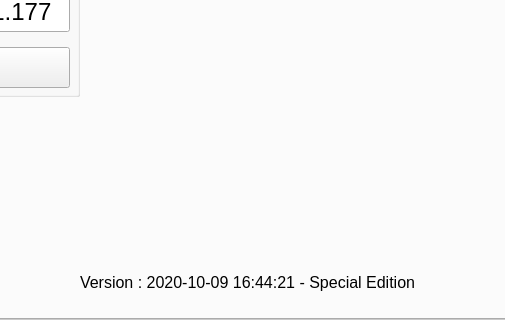
Before: the Qt Designer form dc_motor_pc.ui in ahmetcihan/pendulum_controller, drawn with Qt 5; both pictures show x 172 to 677 and y 160 to 480 of the 800 by 480 pixel window.
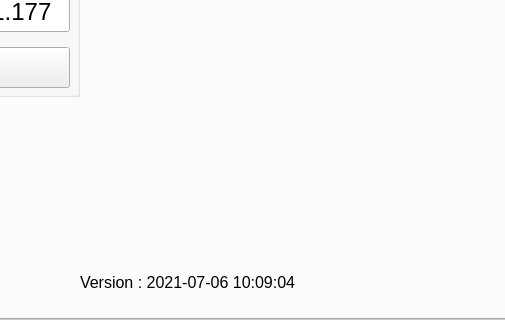
After: the same form once the commit is applied.

```diff
--- a/dc_motor_pc.ui
+++ b/dc_motor_pc.ui
@@ -15411,7 +15411,7 @@
          </font>
         </property>
         <property name="text">
-         <string notr="true">Version : 2020-10-09 16:44:21 - Special Edition</string>
+         <string notr="true">Version : 2021-07-06 10:09:04</string>
         </property>
         <property name="alignment">
          <set>Qt::AlignLeading|Qt::AlignLeft|Qt::AlignVCenter</set>
```
